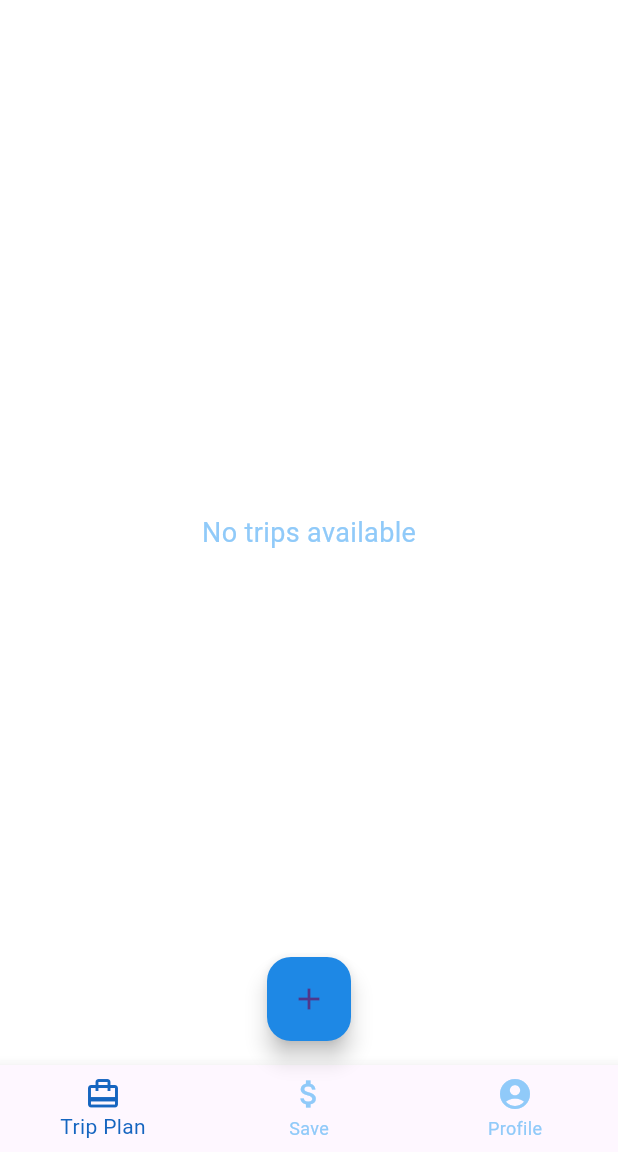
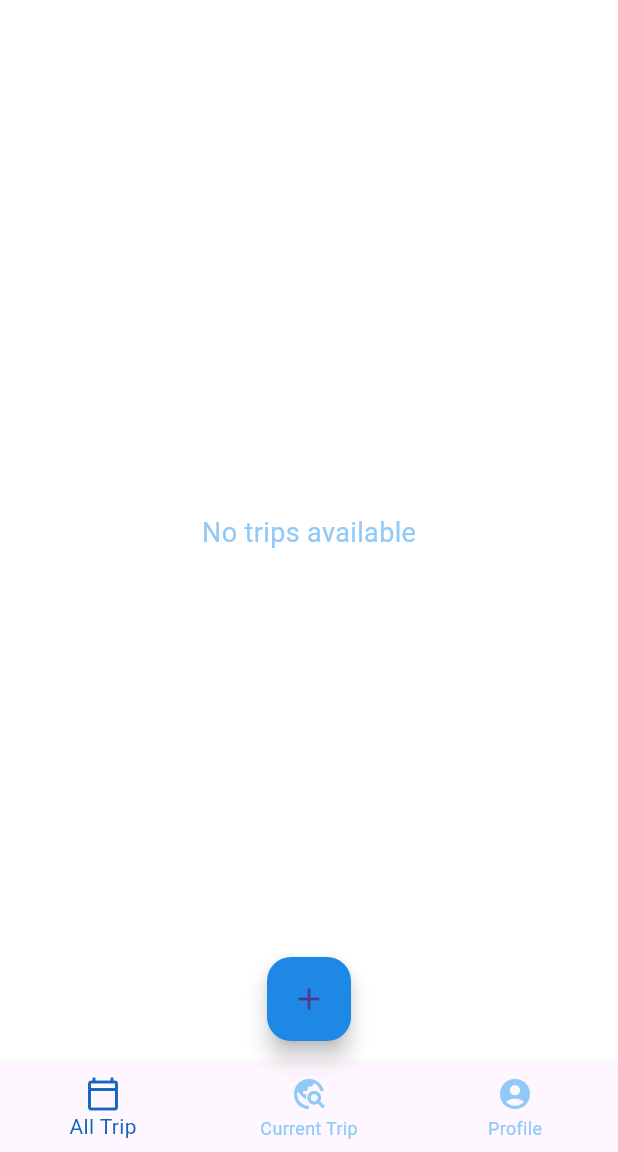
Before and after one commit to argadewanata/Budget-Planner-Tracker_Flutter, a Flutter app: the HomePage screen opened directly, on a phone screen of 412 x 824 dp, the part 84-1236 px from its top. Run offline on Flutter 3.47's test engine with Material 3 defaults, Android fonts, the phone set to English and light mode, and no system bars; our stand-ins replace auto_size_text, cloud_firestore, firebase_auth, firebase_core, flutter_spinkit; accounts and stored records are empty.

Commit message:
restyle: trip page

```diff
--- a/lib/pages/home_page.dart
+++ b/lib/pages/home_page.dart
@@ -46,12 +46,12 @@ class _HomePageState extends State<HomePage> {
         currentIndex: _currentIndex,
         items: [
           BottomNavigationBarItem(
-            icon: Icon(Icons.card_travel),
-            label: "Trip Plan",
+            icon: Icon(Icons.calendar_today_outlined),
+            label: "All Trip",
           ),
           BottomNavigationBarItem(
-            icon: Icon(Icons.attach_money),
-            label: "Save",
+            icon: Icon(Icons.travel_explore),
+            label: "Current Trip",
           ),
           BottomNavigationBarItem(
             icon: Icon(Icons.account_circle),
--- a/lib/pages/trip_page.dart
+++ b/lib/pages/trip_page.dart
@@ -16,9 +16,22 @@ class TripPage extends StatelessWidget {
             return Center(child: CircularProgressIndicator());
           }
 
+          final currentDate = DateTime.now();
           final tripsList = snapshot.data!.docs.map((doc) {
             return Trip.fromJson(doc.data() as Map<String, dynamic>, doc.id);
           }).toList();
+
+          final pastTrips = tripsList
+              .where((trip) => trip.endDate!.isBefore(currentDate))
+              .toList();
+          final currentTrips = tripsList
+              .where((trip) =>
+                  trip.startDate!.isBefore(currentDate) &&
+                  trip.endDate!.isAfter(currentDate))
+              .toList();
+          final futureTrips = tripsList
+              .where((trip) => trip.startDate!.isAfter(currentDate))
+              .toList();
 
           if (tripsList.isEmpty) {
             return Center(
@@ -29,12 +42,40 @@ class TripPage extends StatelessWidget {
             );
           }
 
-          return ListView.builder(
-            itemCount: tripsList.length,
-            itemBuilder: (BuildContext context, int index) => buildTripCard(
-                context, tripsList[index], snapshot.data!.docs[index].id),
+          return ListView(
+            children: [
+              buildCategorySection(context, 'Current Trip', currentTrips),
+              buildCategorySection(context, 'Future Trips', futureTrips),
+              buildCategorySection(context, 'Past Trips', pastTrips),
+            ],
           );
         },
+      ),
+    );
+  }
+
+  Widget buildCategorySection(
+      BuildContext context, String categoryTitle, List<Trip> trips) {
+    if (trips.isEmpty) {
+      return SizedBox.shrink();
+    }
+
+    return Padding(
+      padding: const EdgeInsets.symmetric(vertical: 8.0, horizontal: 16.0),
+      child: Column(
+        crossAxisAlignment: CrossAxisAlignment.start,
+        children: [
+          Text(
+            categoryTitle,
+            style: TextStyle(
+                fontSize: 22,
+                fontWeight: FontWeight.bold,
+                color: Colors.black87),
+          ),
+          ...trips
+              .map((trip) => buildTripCard(context, trip, trip.id!))
+              .toList(),
+        ],
       ),
     );
   }
@@ -117,7 +158,6 @@ class TripPage extends StatelessWidget {
                 ),
               ],
             ),
-
           ),
         ),
       ),
```
